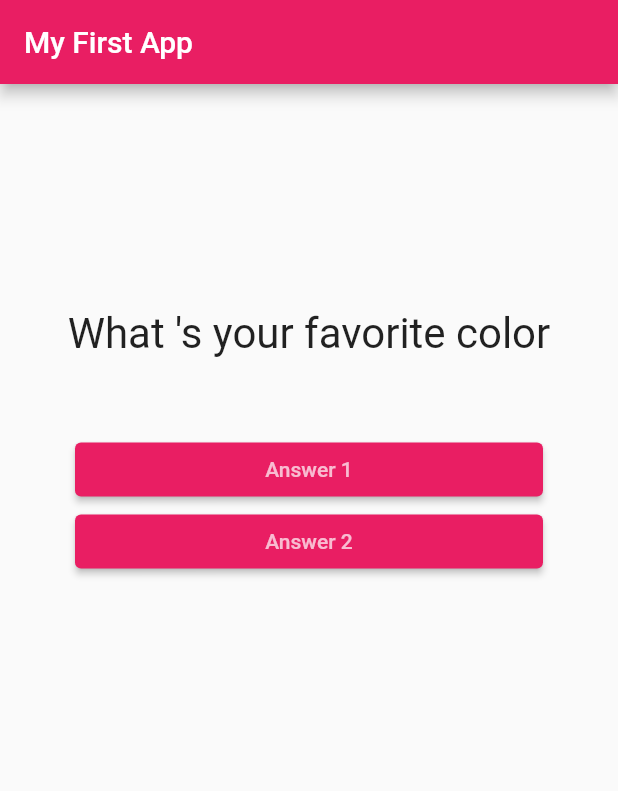
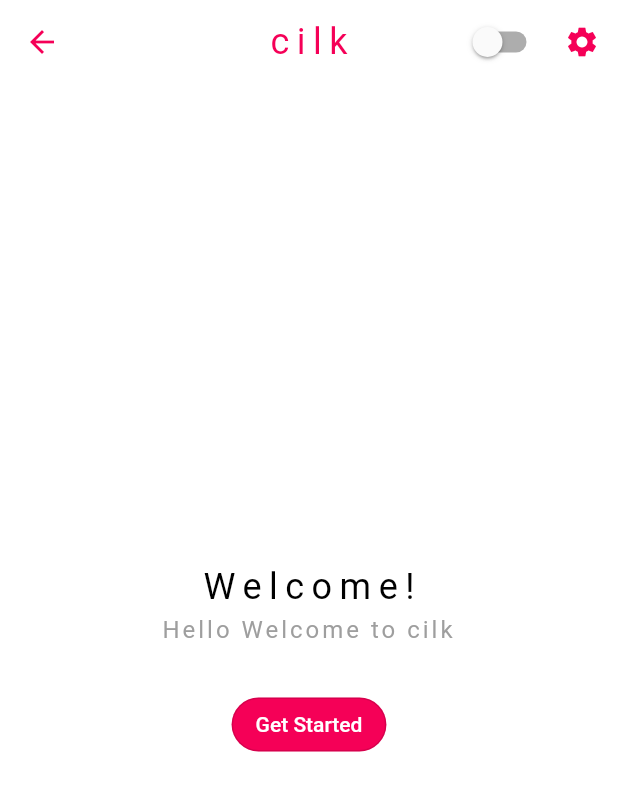
Before and after one commit to pnguyen2108/basic-app, a Flutter app: the screen it shows after launch, on a phone screen of 412 x 824 dp. Shown: the top 791 px of the screen. Run offline on Flutter 3.47's test engine with Material 2 defaults, Android fonts, the phone set to English and light mode, and no system bars; our stand-ins replace get.

Commit message:
add : add storeController

```diff
--- a/lib/answer.dart
+++ /dev/null
@@ -1,20 +0,0 @@
-import 'package:flutter/material.dart';
-
-class ButtonWidget extends StatelessWidget {
-  final String _buttonLabel;
-  final VoidCallback _onPressed;
-
-  const ButtonWidget(this._buttonLabel, this._onPressed, {super.key});
-
-  @override
-  Widget build(BuildContext context) {
-    return Container(
-        width: double.infinity,
-        margin: const EdgeInsets.symmetric(horizontal: 50),
-        child: ElevatedButton(
-          style: ElevatedButton.styleFrom(backgroundColor: Colors.pink, foregroundColor: Colors.white70),
-          onPressed: _onPressed,
-          child: Text(_buttonLabel),
-        ));
-  }
-}
--- a/lib/assets/theme/dark_theme.dart
+++ b/lib/assets/theme/dark_theme.dart
@@ -1,13 +1,40 @@
 import 'package:flutter/material.dart';
 
 final darkTheme = ThemeData(
-    brightness: Brightness.light,
-    primaryColor: Colors.green,
-    fontFamily: 'Georgia',
-    colorScheme: ColorScheme.fromSwatch(primarySwatch: Colors.amber),
-    //text styling
+    brightness: Brightness.dark,
+
+    // app bar theme
+    appBarTheme: const AppBarTheme(
+        backgroundColor: Colors.black, foregroundColor: Colors.white),
+
+    // outline button
+    outlinedButtonTheme: OutlinedButtonThemeData(
+        style: ButtonStyle(
+            backgroundColor:
+                MaterialStateProperty.all<Color>(Colors.pinkAccent[400]!),
+            foregroundColor: MaterialStateProperty.all<Color>(Colors.white))),
+
+    // main screen
+    scaffoldBackgroundColor: Colors.black,
+
+    //color scheme
+    colorScheme: ColorScheme.dark(primary: Colors.pink[400]!),
+
+    // icon
+    iconTheme: const IconThemeData(color: Colors.white),
+
+    //drawer
+    drawerTheme: const DrawerThemeData(
+        scrimColor: Color.fromRGBO(255, 255, 255, .05), elevation: 1000),
+
+    // switch
+    switchTheme: SwitchThemeData(
+        overlayColor: MaterialStateProperty.all<Color>(Colors.blue),
+        thumbColor: MaterialStateProperty.all<Color>(Colors.white),
+        trackColor: MaterialStateProperty.all<Color>(Colors.blue)),
+
+    // text style
     textTheme: const TextTheme(
-      headline1: TextStyle(fontSize: 72.0, fontWeight: FontWeight.bold),
-      headline6: TextStyle(fontSize: 36.0, fontStyle: FontStyle.italic),
-      bodyText2: TextStyle(fontSize: 14.0, fontFamily: 'Hind'),
-    ));
+        bodyText2:
+            TextStyle(color: Colors.white54, fontSize: 16, letterSpacing: 2),
+        headline5: TextStyle(color: Colors.white, letterSpacing: 5)));
--- a/lib/assets/theme/light_theme.dart
+++ b/lib/assets/theme/light_theme.dart
@@ -2,10 +2,32 @@ import 'package:flutter/material.dart';
 
 final lightTheme = ThemeData(
     brightness: Brightness.light,
-    primaryColor: const Color.fromRGBO(94, 53, 177, 1),
-    fontFamily: 'Georgia',
+
+    // app bar theme
+    appBarTheme: AppBarTheme(
+        backgroundColor: Colors.white, foregroundColor: Colors.pinkAccent[400]),
+
+    // outline button
+    outlinedButtonTheme: OutlinedButtonThemeData(
+        style: ButtonStyle(
+            backgroundColor:
+                MaterialStateProperty.all<Color>(Colors.pinkAccent[400]!),
+            foregroundColor: MaterialStateProperty.all<Color>(Colors.white))),
+
+    // main screen
+    scaffoldBackgroundColor: Colors.white,
+
+    // color scheme
+    colorScheme: ColorScheme.light(primary: Colors.pink[400]!),
+
+    // icon
+    iconTheme: const IconThemeData(color: Colors.black),
+
+    //drawer
+    drawerTheme: const DrawerThemeData(scrimColor: Color.fromRGBO(0, 0, 0, .3)),
+
+    // text style
     textTheme: const TextTheme(
-        bodyText1: TextStyle(fontSize: 16),
-        headline1: TextStyle(fontSize: 72.0, fontWeight: FontWeight.bold),
-        headline6: TextStyle(fontSize: 36.0, fontStyle: FontStyle.italic),
-        bodyText2: TextStyle(fontSize: 14.0, fontFamily: 'Hind')));
+        bodyText2:
+            TextStyle(color: Colors.grey, fontSize: 16, letterSpacing: 2),
+        headline5: TextStyle(color: Colors.black, letterSpacing: 5)));
--- a/lib/assets/theme/theme.dart
+++ /dev/null
@@ -1,5 +0,0 @@
-import 'package:flutter/material.dart';
-
-Theme(
-
-)
--- a/lib/main.dart
+++ b/lib/main.dart
@@ -1,8 +1,12 @@
 import 'package:flutter/material.dart';
-import './question.dart';
-import './answer.dart';
+import 'package:get/get.dart';
+import 'package:my_first_app/assets/theme/dark_theme.dart';
+import 'package:my_first_app/assets/theme/light_theme.dart';
+import 'package:my_first_app/screens/home.dart';
+import 'package:my_first_app/screens/questions.dart';
+import 'package:my_first_app/stores/controller.dart';
 
-void main() => runApp(const MyApp());
+void main() => runApp(const MaterialApp(home: MyApp()));
 
 class MyApp extends StatefulWidget {
   const MyApp({super.key});
@@ -12,35 +16,27 @@ class MyApp extends StatefulWidget {
 }
 
 class _MyAppState extends State<MyApp> {
-  var _currentQuestionIndex = 0;
-
-  _answerQuestion() => {
-        setState(() {
-          if (_currentQuestionIndex < 1) {
-            _currentQuestionIndex++;
-          }
-        })
-      };
+  // final List<QuestionModel> _questions = [];
+  final _darkMode = Get.put(MainController()).darkMode.value;
 
   @override
-  Widget build(BuildContext context) {
-    final questions = [
-      'What \'s your favorite color',
-      'What \'s your favorite animal'];
+  Widget build(BuildContext context) => GetMaterialApp(
+        theme: lightTheme,
+        darkTheme: darkTheme,
+        themeMode: _darkMode ? ThemeMode.dark : ThemeMode.light,
+        initialRoute: '/',
+        getPages: appRoutes(),
+      );
 
-    return MaterialApp(
-        home: Scaffold(
-      appBar: AppBar(
-        title: const Text('My First App'),
-        backgroundColor: Colors.pink,
-      ),
-      body: Column(
-        children: <Widget>[
-          QuestionWidget(questions[_currentQuestionIndex]),
-          ButtonWidget('Answer 1', _answerQuestion),
-          ButtonWidget('Answer 2', _answerQuestion),
-        ],
-      ),
-    ));
-  }
+  appRoutes() => [
+        GetPage(
+          name: '/',
+          page: () => const HomeScreen(),
+          transition: Transition.rightToLeftWithFade,
+        ),
+        GetPage(
+            name: '/questions',
+            page: () => const QuestionListPage([]),
+            transition: Transition.rightToLeftWithFade)
+      ];
 }
--- /dev/null
+++ b/lib/models/questions/question.model.dart
@@ -0,0 +1,11 @@
+class QuestionModel {
+  int? id;
+
+  String? question;
+
+  List<String>? answers;
+
+  String? rightAnswer;
+
+  QuestionModel({this.id, this.question, this.answers, this.rightAnswer});
+}
--- a/lib/question.dart
+++ /dev/null
@@ -1,20 +0,0 @@
-import 'package:flutter/material.dart';
-
-class QuestionWidget extends StatelessWidget {
-  final String questions;
-
-  const QuestionWidget(this.questions, {super.key});
-
-  @override
-  Widget build(BuildContext context) {
-    return Container(
-      width: double.infinity,
-      margin: const EdgeInsets.fromLTRB(20, 150, 20, 50),
-      child: Text(
-        questions,
-        style: const TextStyle(fontSize: 28),
-        textAlign: TextAlign.center,
-      ),
-    );
-  }
-}
--- a/lib/screens/home.dart
+++ b/lib/screens/home.dart
@@ -1,10 +1,37 @@
 import 'package:flutter/material.dart';
+import 'package:get/get.dart';
+import 'package:my_first_app/widgets/layouts/app_bar.widget.dart';
+import 'package:my_first_app/widgets/layouts/drawer.widget.dart';
 
-class MyWidget extends StatelessWidget {
-  const MyWidget({super.key});
+class HomeScreen extends StatelessWidget {
+  const HomeScreen({super.key});
 
   @override
   Widget build(BuildContext context) {
-    return const Center(child: Text('Welcome to Basic Question App'));
+    return Scaffold(
+        endDrawer: const DrawerWidget(),
+        appBar: const AppBarWidget(),
+        body: Container(
+            margin: const EdgeInsets.symmetric(horizontal: 50),
+            alignment: Alignment.center,
+            child:
+                Column(mainAxisAlignment: MainAxisAlignment.center, children: [
+              Text('Welcome!', style: Theme.of(context).textTheme.headline5),
+              const SizedBox(height: 5),
+              Text(
+                'Hello Welcome to cilk',
+                style: Theme.of(context).textTheme.bodyText2,
+                textAlign: TextAlign.center,
+              ),
+              const SizedBox(height: 30),
+              OutlinedButton(
+                onPressed: () => Get.toNamed('/questions'),
+                style: ButtonStyle(
+                    shape: MaterialStateProperty.all<RoundedRectangleBorder>(
+                        RoundedRectangleBorder(
+                            borderRadius: BorderRadius.circular(18.0)))),
+                child: const Text('Get Started'),
+              )
+            ])));
   }
 }
--- /dev/null
+++ b/lib/stores/controller.dart
@@ -0,0 +1,9 @@
+import 'package:get/get.dart';
+
+class MainController extends GetxController {
+  var darkMode = false.obs;
+
+  void toggleDarkMode(bool isDarkModeEnable) {
+    darkMode = RxBool(isDarkModeEnable);
+  }
+}
--- a/lib/widgets/answers/answer.widget.dart
+++ b/lib/widgets/answers/answer.widget.dart
@@ -11,6 +11,7 @@ class AnswerWidget extends StatelessWidget {
     return Container(
         width: double.infinity,
         margin: const EdgeInsets.symmetric(horizontal: 50),
+
         child: ElevatedButton(
           style: ElevatedButton.styleFrom(backgroundColor: Colors.pink, foregroundColor: Colors.white70),
           onPressed: () => _onPressed(_buttonLabel),
--- a/lib/widgets/layouts/app_bar.widget.dart
+++ b/lib/widgets/layouts/app_bar.widget.dart
@@ -1,13 +1,47 @@
 import 'package:flutter/material.dart';
+import 'package:get/get.dart';
+import 'package:my_first_app/stores/controller.dart';
 
-class AppBarWidget extends StatelessWidget {
+class AppBarWidget extends StatefulWidget implements PreferredSizeWidget {
   const AppBarWidget({super.key});
 
   @override
+  State<AppBarWidget> createState() => _AppBarWidgetState();
+
+  @override
+  Size get preferredSize => const Size.fromHeight(60);
+}
+
+class _AppBarWidgetState extends State<AppBarWidget> {
+  onToggleSettings() {
+    Scaffold.of(context).openEndDrawer();
+  }
+
+  @override
   Widget build(BuildContext context) {
-    return AppBar(
-      title: const Text('Basic Question App'),
-      backgroundColor: Colors.pink,
-    );
+    final darkMode = Get.put(MainController()).darkMode.value;
+    final toggleDarkMode = Get.put(MainController()).toggleDarkMode;
+
+    return Scaffold(
+        body: AppBar(
+      elevation: 0,
+      centerTitle: true,
+      title: Text('cilk',
+          style: Theme.of(context)
+              .textTheme
+              .headline5!
+              .copyWith(color: Colors.pinkAccent[400])),
+      leading: IconButton(
+        icon: const Icon(Icons.arrow_back),
+        onPressed: () {
+          Get.back();
+        },
+      ),
+      actions: [
+        Switch(value: darkMode, onChanged: ((value) => toggleDarkMode(value))),
+        IconButton(
+            onPressed: onToggleSettings, icon: const Icon(Icons.settings))
+      ],
+    ));
   }
 }
```
Also changed, not shown: lib/pages/home.dart (deleted, +0 -12 lines), lib/screens/questions.dart (+27 -16 lines), lib/widgets/layouts/drawer.widget.dart (added, +92 -0 lines), pubspec.yaml (+8 -4 lines), assets/images/b20400a85a7970eada781b8e2190e611.jpg (added), lib/pages/questions.dart (deleted), lib/widgets/home/home.widget.dart (deleted), lib/widgets/layouts/bottom_bar.widget.dart (deleted), pubspec.lock, 1 other file.
